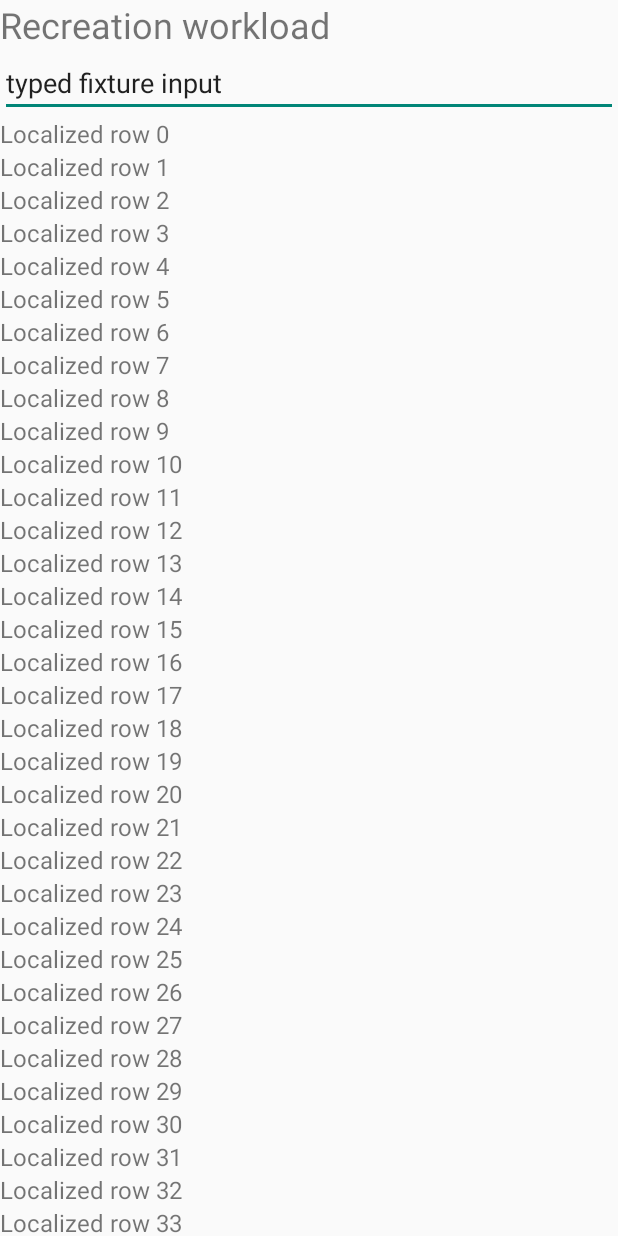
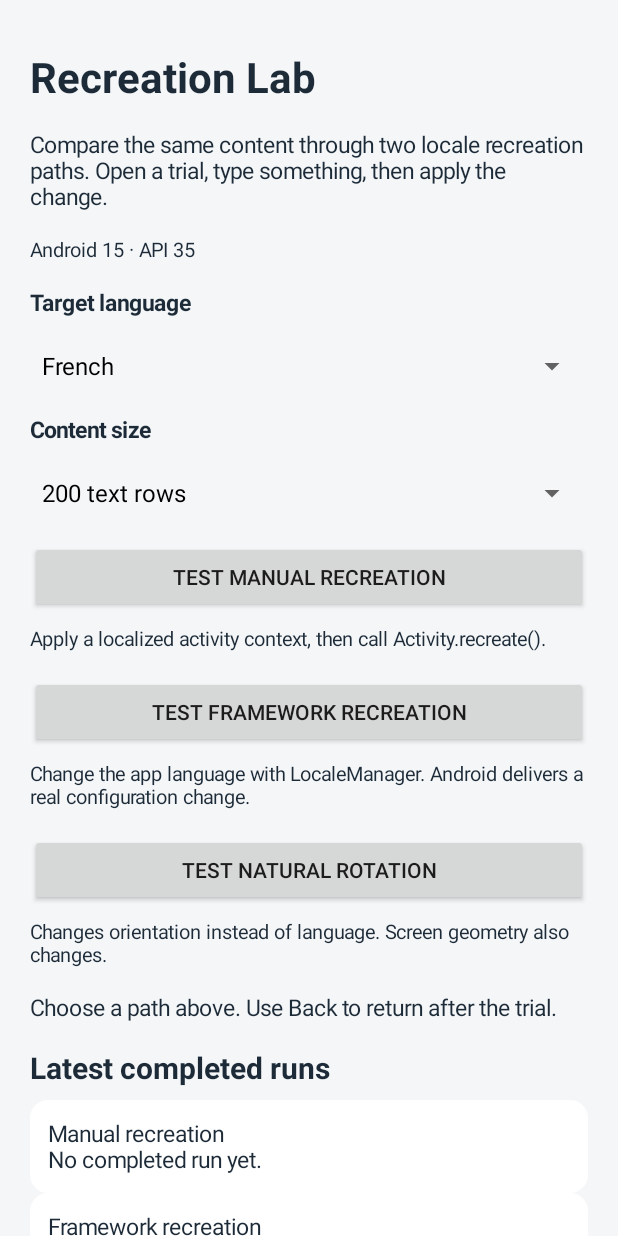
Before and after one commit to ElianFabian/LocaleEasy, an Android app: the screen it shows after launch (WorkloadActivity before the commit, ComparisonActivity after it), on a phone screen of 412 x 824 dp. Run offline under Robolectric (Android 15) with nearby library versions, the phone set to English and light mode, and no system bars.

Commit message:
Add interactive recreation comparison controls

```diff
--- a/recreation-lab/build.gradle.kts
+++ b/recreation-lab/build.gradle.kts
@@ -9,6 +9,7 @@ android {
         targetSdk = 36
         versionCode = 1
         versionName = "1.0"
+        testInstrumentationRunner = "androidx.test.runner.AndroidJUnitRunner"
     }
     compileOptions {
         sourceCompatibility = JavaVersion.VERSION_11
@@ -19,4 +20,8 @@ android {
 dependencies {
     implementation(project(":locale-easy"))
     implementation(libs.androidx.startupRuntime)
+    implementation(libs.androidx.core.ktx)
+    androidTestImplementation(libs.androidx.junit)
+    androidTestImplementation(libs.androidx.espresso.core)
+    androidTestImplementation(libs.androidx.uiautomator)
 }
--- /dev/null
+++ b/recreation-lab/src/main/java/com/elianfabian/recreationlab/ComparisonActivity.kt
@@ -0,0 +1,230 @@
+package com.elianfabian.recreationlab
+
+import android.app.Activity
+import android.app.ActivityManager
+import android.app.LocaleManager
+import android.content.Context
+import android.content.Intent
+import android.graphics.Color
+import android.graphics.Typeface
+import android.graphics.drawable.GradientDrawable
+import android.os.Build
+import android.os.Bundle
+import android.os.Handler
+import android.os.Looper
+import android.os.Process
+import android.os.SystemClock
+import android.view.View
+import android.widget.AdapterView
+import android.widget.ArrayAdapter
+import android.widget.Button
+import android.widget.LinearLayout
+import android.widget.ScrollView
+import android.widget.Spinner
+import android.widget.TextView
+import androidx.core.view.ViewCompat
+import androidx.core.view.WindowCompat
+import androidx.core.view.WindowInsetsCompat
+import org.json.JSONObject
+import java.io.File
+import java.util.Locale
+
+/** Interactive controls live outside the fresh process used for each measured trial. */
+class ComparisonActivity : Activity() {
+    private val preferences by lazy { getSharedPreferences("lab_ui", MODE_PRIVATE) }
+    private val handler = Handler(Looper.getMainLooper())
+    private val languages = listOf(Locale.ENGLISH, Locale.FRENCH)
+    private val rowCounts = listOf(50, 200, 500)
+    private lateinit var language: Spinner
+    private lateinit var workload: Spinner
+    private lateinit var manual: Button
+    private lateinit var framework: Button
+    private lateinit var rotation: Button
+    private lateinit var status: TextView
+    private lateinit var manualHistory: TextView
+    private lateinit var frameworkHistory: TextView
+    private var resumed = false
+    private var busy = false
+
+    override fun onCreate(savedInstanceState: Bundle?) {
+        super.onCreate(savedInstanceState)
+        configureInteractiveWindow()
+        val column = LinearLayout(this).apply {
+            orientation = LinearLayout.VERTICAL
+            setPadding(dp(20), dp(24), dp(20), dp(24))
+        }
+        fun label(text: CharSequence, size: Float = 15f, bold: Boolean = false): TextView = TextView(this).apply {
+            this.text = text
+            textSize = size
+            setTextColor(Color.rgb(29, 43, 56))
+            setPadding(0, dp(8), 0, dp(8))
+            if (bold) setTypeface(typeface, Typeface.BOLD)
+            column.addView(this)
+        }
+        label(getString(R.string.ui_title), 28f, true).isAccessibilityHeading = true
+        label(getString(R.string.ui_intro))
+        label(getString(R.string.ui_device, Build.VERSION.RELEASE, Build.VERSION.SDK_INT), 13f)
+        label(getString(R.string.ui_language), bold = true)
+        language = Spinner(this).apply {
+            id = R.id.ui_language
+            adapter = ArrayAdapter(this@ComparisonActivity, android.R.layout.simple_spinner_dropdown_item,
+                languages.map { it.getDisplayLanguage(Locale.ENGLISH) })
+            val preferred = preferences.getString("language", null)
+            val default = if (systemLanguage() == "fr") 0 else 1
+            setSelection(languages.indexOfFirst { it.language == preferred }.takeIf { it >= 0 } ?: default)
+        }
+        column.addView(language)
+        label(getString(R.string.ui_workload), bold = true)
+        workload = Spinner(this).apply {
+            id = R.id.ui_rows
+            adapter = ArrayAdapter(this@ComparisonActivity, android.R.layout.simple_spinner_dropdown_item,
+                rowCounts.map { getString(R.string.ui_rows_label, it) })
+            setSelection(rowCounts.indexOf(preferences.getInt("rows", 200)).coerceAtLeast(0))
+        }
+        column.addView(workload)
+        fun action(id: Int, title: Int, case: String): Button = Button(this).apply {
+            this.id = id
+            setText(title)
+            setOnClickListener { beginTrial(case) }
+            column.addView(this, LinearLayout.LayoutParams(-1, -2).apply { topMargin = dp(8) })
+        }
+        manual = action(R.id.ui_manual, R.string.ui_manual, "manual_locale")
+        label(getString(R.string.ui_manual_detail), 13f)
+        framework = action(R.id.ui_framework, R.string.ui_framework, "framework_locale")
+        label(getString(if (Build.VERSION.SDK_INT >= 33) R.string.ui_framework_detail else R.string.ui_framework_unavailable), 13f)
+        rotation = action(R.id.ui_rotation, R.string.ui_rotation, "rotation")
+        label(getString(R.string.ui_rotation_detail), 13f)
+        status = label("").apply { id = R.id.ui_status; accessibilityLiveRegion = View.ACCESSIBILITY_LIVE_REGION_POLITE }
+        label(getString(R.string.ui_latest), 20f, true)
+        manualHistory = label("").apply { id = R.id.ui_manual_result }
+        frameworkHistory = label("").apply { id = R.id.ui_framework_result }
+        listOf(manualHistory, frameworkHistory).forEach {
+            it.background = GradientDrawable().apply { setColor(Color.WHITE); cornerRadius = dp(12).toFloat() }
+            it.setPadding(dp(12), dp(12), dp(12), dp(12))
+        }
+        label(getString(R.string.ui_measurement_note), 13f)
+        setContentView(ScrollView(this).apply {
+            setBackgroundColor(Color.rgb(244, 246, 248))
+            addView(column)
+            applySystemBarPadding()
+        })
+        language.onItemSelectedListener = object : AdapterView.OnItemSelectedListener {
+            override fun onItemSelected(parent: AdapterView<*>?, view: View?, position: Int, id: Long) {
+                preferences.edit().putString("language", languages[position].language).apply()
+                updateAvailability()
+            }
+            override fun onNothingSelected(parent: AdapterView<*>?) = Unit
+        }
+    }
+
+    override fun onResume() {
+        super.onResume()
+        resumed = true
+        busy = false
+        preferences.getString("pending", null)?.let { run ->
+            val result = readResult(run)
+            if (result != null) preferences.edit().putString("last_${result.getString("case")}", run).apply()
+            preferences.edit().remove("pending").apply()
+        }
+        manualHistory.text = history("manual_locale")
+        frameworkHistory.text = history("framework_locale")
+        updateAvailability()
+    }
+
+    override fun onPause() { resumed = false; super.onPause() }
+
+    private fun systemLanguage(): String = if (Build.VERSION.SDK_INT >= 33) {
+        getSystemService(LocaleManager::class.java).systemLocales[0].language
+    } else android.content.res.Resources.getSystem().configuration.locales[0].language
+
+    private fun updateAvailability() {
+        val changesLanguage = languages[language.selectedItemPosition].language != systemLanguage()
+        manual.isEnabled = !busy && changesLanguage
+        framework.isEnabled = !busy && changesLanguage && Build.VERSION.SDK_INT >= 33
+        rotation.isEnabled = !busy
+        language.isEnabled = !busy
+        workload.isEnabled = !busy
+        status.setText(if (busy) R.string.ui_preparing else if (!changesLanguage) R.string.ui_same_language else R.string.ui_start_hint)
+    }
+
+    private fun beginTrial(case: String) {
+        if (busy) return
+        busy = true
+        updateAvailability()
+        val manager = getSystemService(ActivityManager::class.java)
+        // Only terminate this app's dedicated trial process; the launcher stays alive.
+        val old = manager.runningAppProcesses.orEmpty().filter {
+            it.uid == Process.myUid() && it.processName == "$packageName:trial"
+        }.map { it.pid }.toSet()
+        old.forEach { Process.killProcess(it) }
+        val deadline = SystemClock.uptimeMillis() + 3_000
+        fun launchWhenCold() {
+            if (!resumed || isFinishing) { busy = false; return }
+            if (manager.runningAppProcesses.orEmpty().any { it.pid in old }) {
+                if (SystemClock.uptimeMillis() >= deadline) {
+                    busy = false
+                    updateAvailability()
+                    status.setText(R.string.ui_reset_failed)
+                } else handler.postDelayed({ launchWhenCold() }, 25)
+                return
+            }
+            val run = "ui_${case}_${System.currentTimeMillis()}"
+            val count = rowCounts[workload.selectedItemPosition]
+            preferences.edit().putString("pending", run).putInt("rows", count).apply()
+            startActivity(Intent(this, InteractiveHarnessActivity::class.java)
+                .putExtra("interactive", true).putExtra("case", case).putExtra("mode", "timing")
+                .putExtra("run_id", run).putExtra("target_locale", languages[language.selectedItemPosition].toLanguageTag())
+                .putExtra("rows", count))
+        }
+        launchWhenCold()
+    }
+
+    private fun readResult(run: String): JSONObject? {
+        if (!run.matches(Regex("[A-Za-z0-9_-]+"))) return null
+        return runCatching { JSONObject(File(filesDir, "runs/$run/result.json").readText()) }.getOrNull()
+    }
+
+    private fun history(case: String): String {
+        val result = preferences.getString("last_$case", null)?.let(::readResult)
+        return caseTitle(case) + "\n" + (result?.let {
+            "${it.getString("target_locale")} · ${it.getInt("rows")} rows\n" + trialSummary(this, it)
+        } ?: getString(R.string.ui_no_result))
+    }
+
+    private fun dp(value: Int): Int = (value * resources.displayMetrics.density).toInt()
+}
+
+internal fun caseTitle(case: String): String = when (case) {
+    "manual_locale" -> "Manual recreation"
+    "framework_locale" -> "Framework recreation"
+    "rotation" -> "Rotation control"
+    else -> case
+}
+
+internal fun Activity.configureInteractiveWindow() {
+    WindowCompat.setDecorFitsSystemWindows(window, false)
+    WindowCompat.getInsetsController(window, window.decorView).apply {
+        isAppearanceLightStatusBars = true
+        isAppearanceLightNavigationBars = true
+    }
+}
+
+internal fun View.applySystemBarPadding() {
+    ViewCompat.setOnApplyWindowInsetsListener(this) { view, insets ->
+        val bars = insets.getInsets(WindowInsetsCompat.Type.systemBars() or WindowInsetsCompat.Type.displayCutout())
+        view.setPadding(bars.left, bars.top, bars.right, bars.bottom)
+        insets
+    }
+    post { ViewCompat.requestApplyInsets(this) }
+}
+
+internal fun trialSummary(context: Context, result: JSONObject): String {
+    if (!result.has("final_view")) return "${result.optString("status", "FAIL")}: ${result.optString("error", "Run did not complete")}"
+    val before = result.getJSONObject("initial_view")
+    val after = result.getJSONObject("final_view")
+    val summary = context.getString(R.string.ui_result_format, result.getString("status"), result.getDouble("first_frame_commit_ms"),
+        before.getInt("activity_id") != after.getInt("activity_id"), before.getInt("root_id") != after.getInt("root_id"),
+        after.getString("view_locales"), before.getString("input") == after.getString("input"),
+        result.getJSONObject("after").getInt("pss_kb") - result.getJSONObject("before").getInt("pss_kb"))
+    return if (result.getString("status") == "PASS") summary else summary + "\n" + result.optJSONArray("errors")
+}
--- a/recreation-lab/src/main/res/values/strings.xml
+++ b/recreation-lab/src/main/res/values/strings.xml
@@ -4,4 +4,45 @@
     <string name="lab_hint">Saved user input</string>
     <item name="lab_root" type="id" />
     <item name="lab_input" type="id" />
+    <item name="ui_language" type="id" />
+    <item name="ui_rows" type="id" />
+    <item name="ui_manual" type="id" />
+    <item name="ui_framework" type="id" />
+    <item name="ui_rotation" type="id" />
+    <item name="ui_status" type="id" />
+    <item name="ui_apply" type="id" />
+    <item name="ui_back" type="id" />
+    <item name="ui_trial_result" type="id" />
+    <item name="ui_manual_result" type="id" />
+    <item name="ui_framework_result" type="id" />
+    <!-- Keep test controls stable while the workload itself changes language. -->
+    <string name="ui_title" translatable="false">Recreation Lab</string>
+    <string name="ui_intro" translatable="false">Compare the same content through two locale recreation paths. Open a trial, type something, then apply the change.</string>
+    <string name="ui_device" translatable="false">Android %1$s · API %2$d</string>
+    <string name="ui_language" translatable="false">Target language</string>
+    <string name="ui_workload" translatable="false">Content size</string>
+    <string name="ui_rows_label" translatable="false">%1$d text rows</string>
+    <string name="ui_manual" translatable="false">Test manual recreation</string>
+    <string name="ui_manual_detail" translatable="false">Apply a localized activity context, then call Activity.recreate().</string>
+    <string name="ui_framework" translatable="false">Test framework recreation</string>
+    <string name="ui_framework_detail" translatable="false">Change the app language with LocaleManager. Android delivers a real configuration change.</string>
+    <string name="ui_framework_unavailable" translatable="false">Requires Android 13 (API 33). Use rotation below as the natural configuration-change control on this device.</string>
+    <string name="ui_rotation" translatable="false">Test natural rotation</string>
+    <string name="ui_rotation_detail" translatable="false">Changes orientation instead of language. Screen geometry also changes.</string>
+    <string name="ui_latest" translatable="false">Latest completed runs</string>
+    <string name="ui_measurement_note" translatable="false">Each trial starts separately from the system languages. Frame commit is not display presentation. Memory is a snapshot, not a leak measurement.</string>
+    <string name="ui_no_result" translatable="false">No completed run yet.</string>
+    <string name="ui_preparing" translatable="false">Preparing a fresh trial…</string>
+    <string name="ui_same_language" translatable="false">Choose a language different from the primary system language to trigger a locale change.</string>
+    <string name="ui_start_hint" translatable="false">Choose a path above. Use Back to return after the trial.</string>
+    <string name="ui_reset_failed" translatable="false">The previous trial could not be stopped. Close the app and try again.</string>
+    <string name="ui_trial_title" translatable="false">%1$s → %2$s</string>
+    <string name="ui_apply" translatable="false">Apply %1$s</string>
+    <string name="ui_apply_rotation" translatable="false">Rotate to landscape</string>
+    <string name="ui_back" translatable="false">Back to tests</string>
+    <string name="ui_ready" translatable="false">Ready. Edit the input below, then apply the change.</string>
+    <string name="ui_measuring" translatable="false">Measuring the replacement frame…</string>
+    <string name="ui_applied" translatable="false">Change applied</string>
+    <string name="ui_failed" translatable="false">Trial failed</string>
+    <string name="ui_result_format" translatable="false">%1$s · %2$.1f ms to frame commit\nActivity replaced: %3$b · View replaced: %4$b\nLocale: %5$s · Input preserved: %6$b\nMemory snapshot: %7$+d KB PSS</string>
 </resources>
```
Also changed, not shown: recreation-lab/src/main/AndroidManifest.xml (+8 -2 lines), recreation-lab/src/main/java/com/elianfabian/recreationlab/LabActivities.kt (+78 -11 lines), recreation-lab/src/main/java/com/elianfabian/recreationlab/LabSession.kt (+13 -4 lines), 4 other files.
